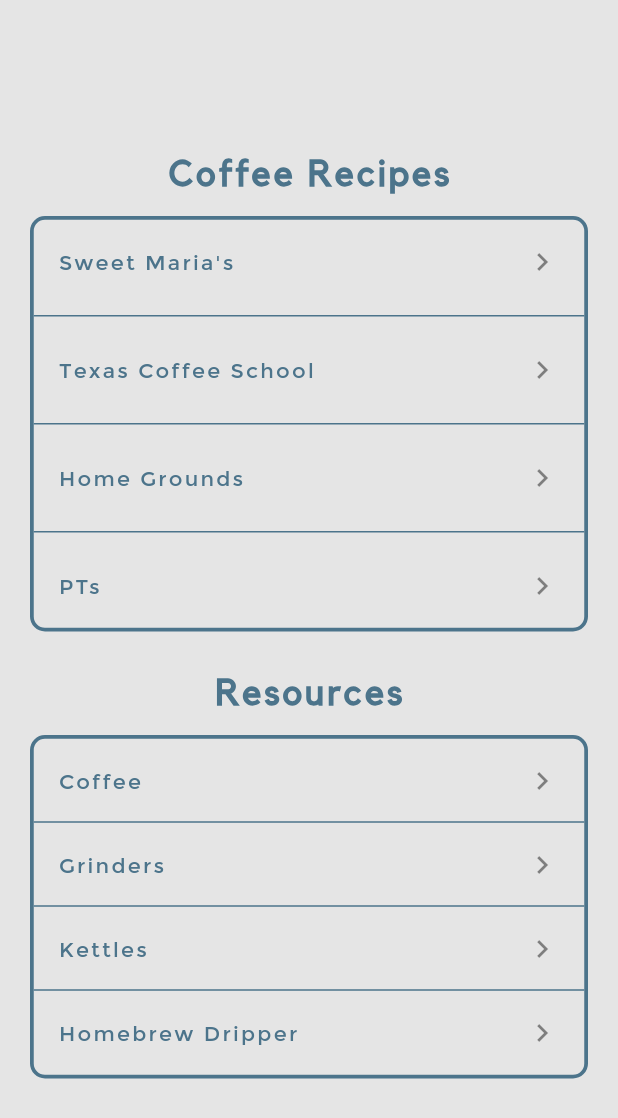
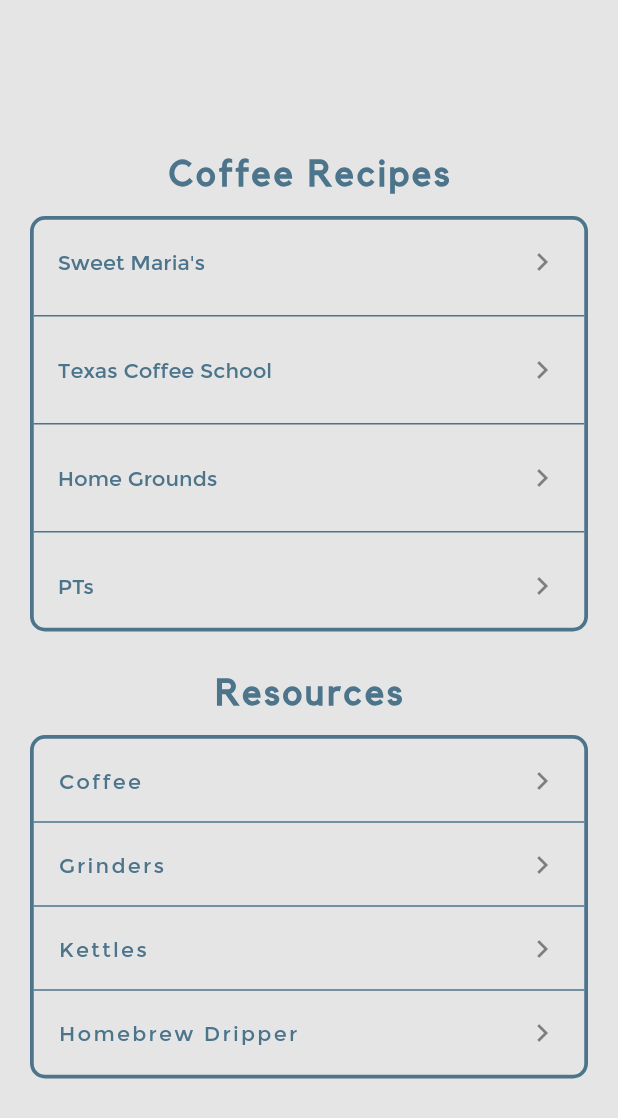
Before and after one commit to b12spirit/HomebrewDripperApp, a Flutter app: the screen it shows after launch, on a phone screen of 412 x 824 dp. Shown: the top 1118 px of the screen. Run offline on Flutter 3.47's test engine with Material 2 defaults, Android fonts, the phone set to English and light mode, and no system bars; our stand-ins replace google_fonts.

Commit message:
Hopefully this one works.2

```diff
--- a/lib/screens/recipe_selection_screen.dart
+++ b/lib/screens/recipe_selection_screen.dart
@@ -95,11 +95,18 @@ class RecipeList extends StatelessWidget {
               ListTile(
                 title: Text(
                   recipe.name,
-                  key: Key(recipe.name),
+                  key: Key(recipe.name == "Sweet Maria's"
+                      ? "Sweet Maria's Key"
+                      : (recipe.name == "PTs"
+                          ? "PT's Key"
+                          : (recipe.name == "Test Recipe 1"
+                              ? "FRecipe1 Key"
+                              : (recipe.name == "Test Recipe 2"
+                                  ? "FRecipe2 Key"
+                                  : "null")))),
                   style: TextStyle(
                       fontFamily: "Montserrat",
                       color: Color(0xff4C748B),
-                      letterSpacing: 1.5,
                       fontSize: 14),
                 ),
                 trailing: Icon(Icons.chevron_right),
```
